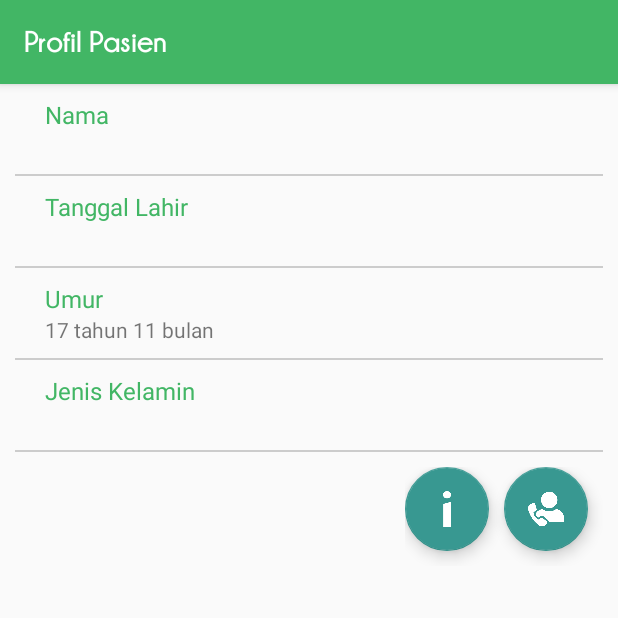
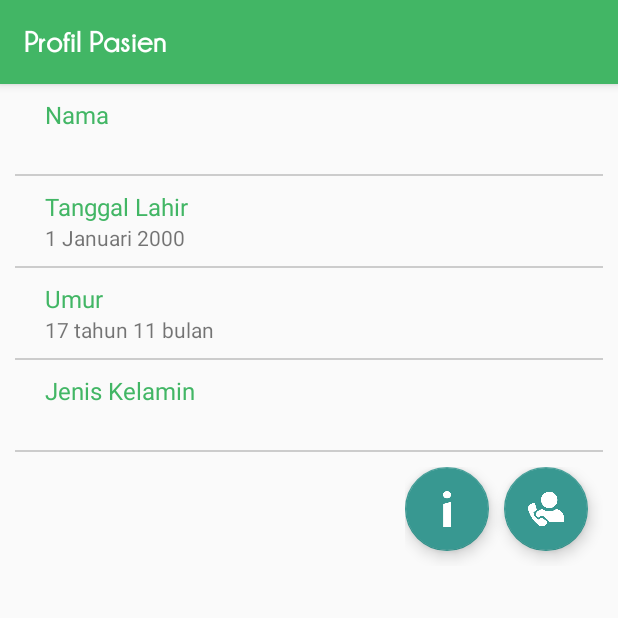
Before and after one commit to irmahariawang/synevirta-project, an Android app: the ProfilpasienFragment screen opened directly, with no data from a screen before it, on a phone screen of 412 x 824 dp, the top half of it. Run offline under Robolectric (Android 15) with nearby library versions, the phone set to English and light mode, and no system bars; libraries missing offline, so code that uses them is left out: com.felhr.usbserial; 1 statement that could not run was skipped.

Commit message:
changed tgl from String to Date in PDCData

```diff
--- a/app/src/main/java/com/procodecg/codingmom/ehealth/fragment/ProfilpasienFragment.java
+++ b/app/src/main/java/com/procodecg/codingmom/ehealth/fragment/ProfilpasienFragment.java
@@ -88,7 +88,7 @@ public class ProfilpasienFragment extends Fragment {
             namaPasienTv.setText(PDCData.namaPasien);
 
             TextView tglLahirTv = (TextView) getView().findViewById(R.id.textTglLahir);
-            tglLahirTv.setText(PDCData.tglLahir);
+            tglLahirTv.setText(PDCData.tglLahir.toString());
 
             TextView umurTv = (TextView) getView().findViewById(R.id.textUmur);
             //umurTv.setText();
--- a/app/src/main/java/com/procodecg/codingmom/ehealth/main/PasiensyncActivity.java
+++ b/app/src/main/java/com/procodecg/codingmom/ehealth/main/PasiensyncActivity.java
@@ -461,7 +461,7 @@ public class PasiensyncActivity extends AppCompatActivity {
                     setProgressBar(9);
                     PDCData.noAsuransi = Util.bytesToString(noAsuransi);
                     setProgressBar(10);
-                    PDCData.tglDaftar = Util.getformattedDate(Util.bytesToDate(tglDaftar));
+                    PDCData.tglDaftar = Util.bytesToDate(tglDaftar);
                     setProgressBar(11);
                     PDCData.namaPasien = Util.bytesToString(Util.trimZeroPadding(namaPasien));
                     setProgressBar(12);
@@ -489,7 +489,7 @@ public class PasiensyncActivity extends AppCompatActivity {
                     setProgressBar(23);
                     PDCData.tempatLahir = Util.bytesToString(Util.trimZeroPadding(tempatLahir));
                     setProgressBar(24);
-                    PDCData.tglLahir = Util.getformattedDate(Util.bytesToDate(tglLahir));
+                    PDCData.tglLahir = Util.bytesToDate(tglLahir);
                     setProgressBar(25);
                     PDCData.telepon = Util.bytesToString(Util.trimZeroPadding(telepon));
                     setProgressBar(26);
--- a/app/src/main/java/com/procodecg/codingmom/ehealth/pasien/PasiendetailActivity.java
+++ b/app/src/main/java/com/procodecg/codingmom/ehealth/pasien/PasiendetailActivity.java
@@ -73,7 +73,7 @@ public class PasiendetailActivity extends AppCompatActivity {
         nomerAsuransiTv.setText(PDCData.noAsuransi);
 
         TextView tanggalDaftarTv = (TextView) findViewById(R.id.textTglDaftar);
-        tanggalDaftarTv.setText(PDCData.tglDaftar);
+        tanggalDaftarTv.setText(PDCData.tglDaftar.toString());
 
         TextView kelasPerawatanTv = (TextView) findViewById(R.id.textKelasPerawatan);
         kelasPerawatanTv.setText(PDCData.kelasPerawatan);
```
Also changed, not shown: app/src/main/java/com/procodecg/codingmom/ehealth/hpcpdc_card/PDCData.java (+6 -2 lines), gradle.properties (deleted, +0 -15 lines).
